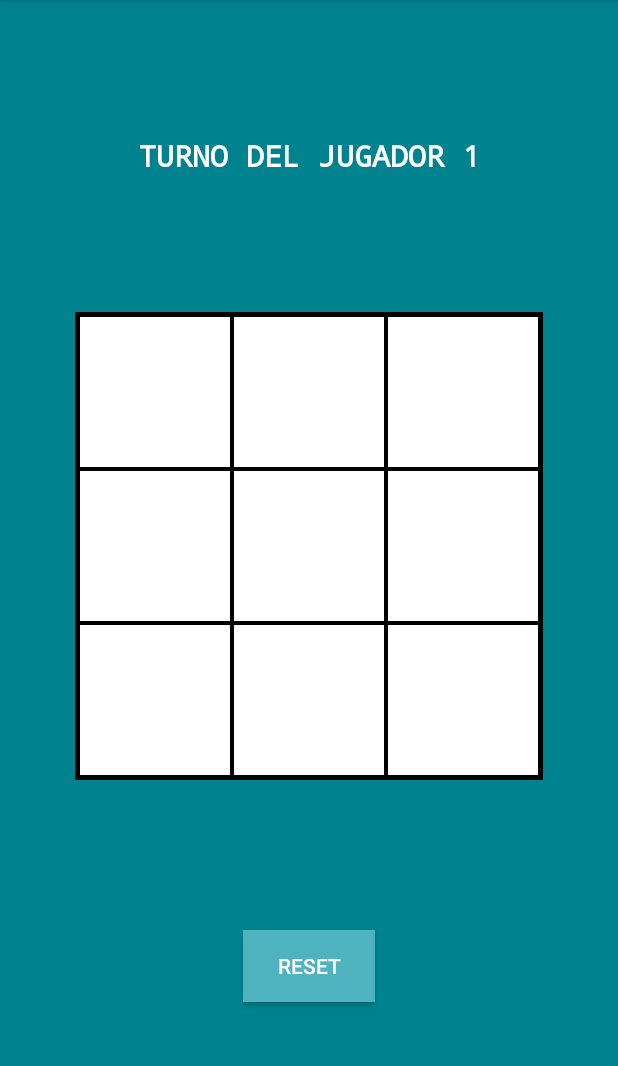
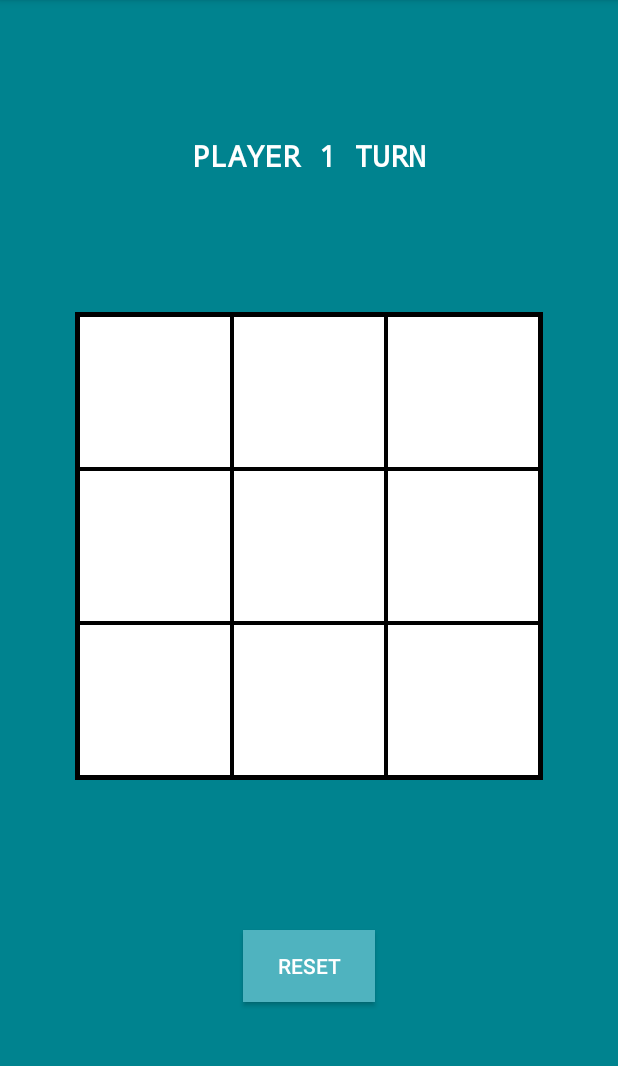
Before and after one commit to FdezQuintero/tic-tac-toe, an Android app: the screen it shows after launch (MainActivity), on a phone screen of 412 x 824 dp, the part 84-1150 px from its top. Run offline under Robolectric (Android 15) with nearby library versions, the phone set to English and light mode, and no system bars.

Commit message:
Updated version. ADDED:
-Finish condition when out of moves.
-Changed language to English.

TO DO:

-2 Players Mode & CPU Mode.

```diff
--- a/app/src/main/res/values/strings.xml
+++ b/app/src/main/res/values/strings.xml
@@ -1,11 +1,10 @@
 <resources>
     <string name="app_name">Tic Tac Toe</string>
     <string name="img_name">Square</string>
-    <string name="player1turn_text">Turno del jugador 1</string>
-    <string name="player2turn_text">Turno del jugador 2</string>
+    <string name="player1turn_text">Player 1 turn</string>
+    <string name="player2turn_text">Player 2 turn</string>
     <string name="reset">Reset</string>
-    <string name="new_game">Jugar otra partida</string>
-    <string name="player1winner_text">¡Ha ganado el jugador 1!</string>
-    <string name="player2winner_text">¡Ha ganado el jugador 2!</string>
-    <string name="draw">¡Empate!</string>
+    <string name="player1winner_text">Player 1 has won!</string>
+    <string name="player2winner_text">Player 2 has won!</string>
+    <string name="draw">Draw!</string>
 </resources>
```
